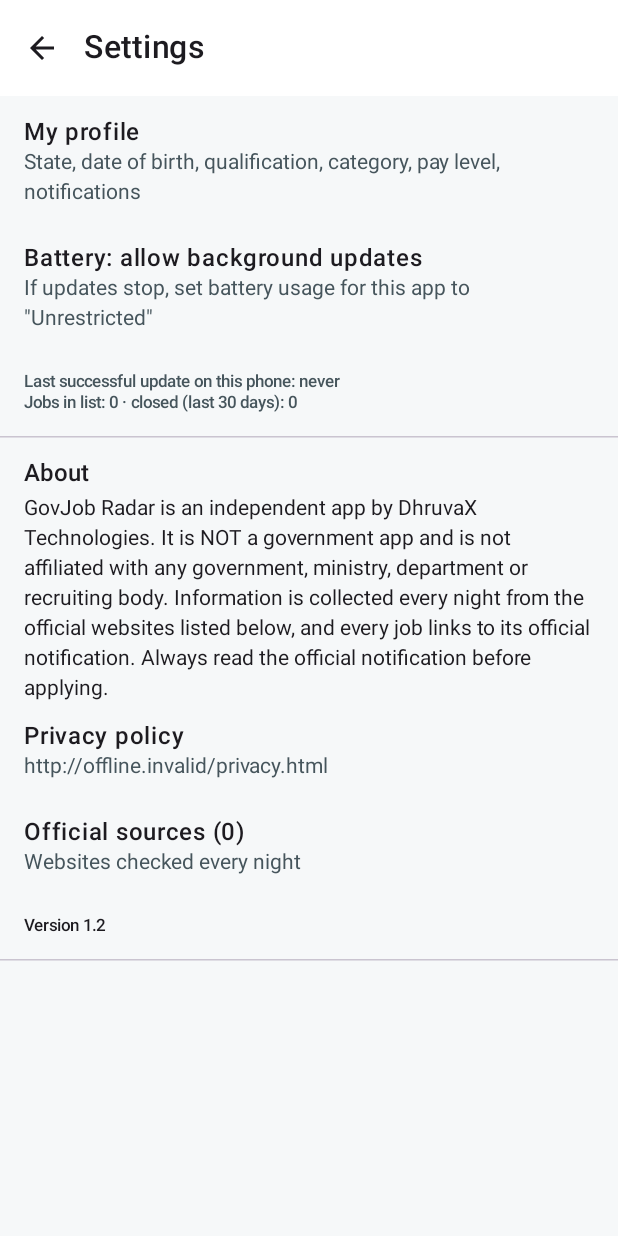
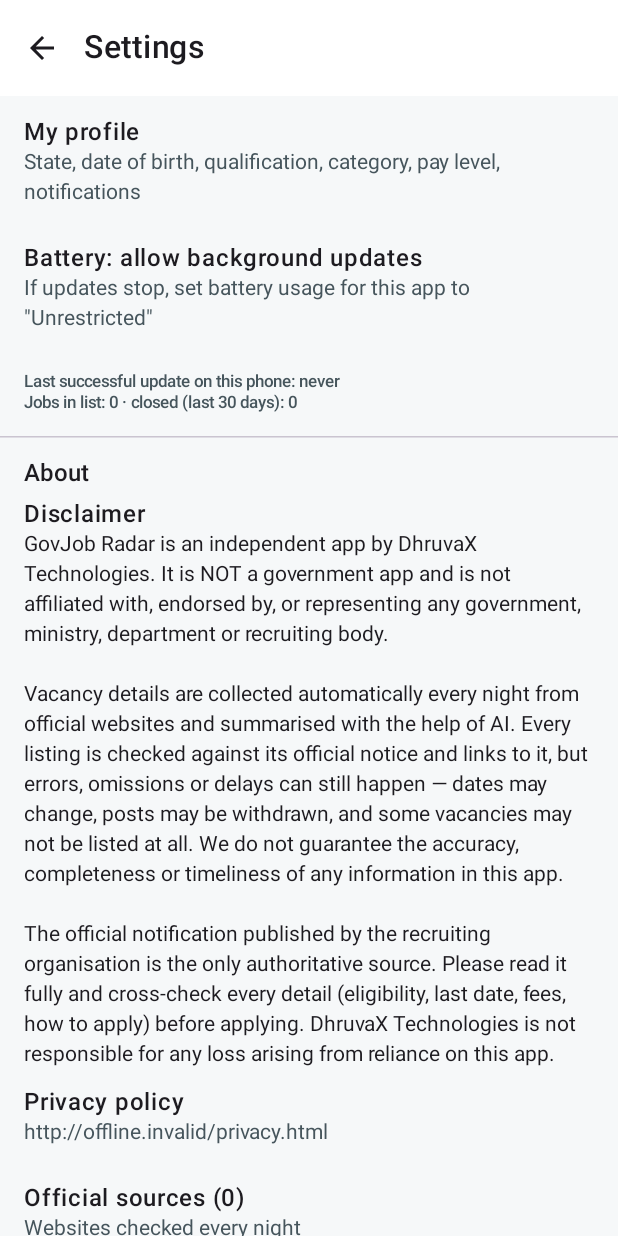
Before and after one commit to raviiist/govjob-radar, an Android app built with Jetpack Compose: the SettingsScreen screen opened through its navigation route, on a phone screen of 412 x 824 dp. Run offline under Robolectric (Android 15) with nearby library versions, the phone set to English and light mode, and no system bars; our stand-ins replace Firebase (no records; nobody signed in at launch, a user with empty details on screens opened directly).

Commit message:
Disclaimer: no-guarantee wording on every job, in Settings, on the website; must be accepted once (onboarding or pop-up)
Co-Authored-By: Claude Opus 5.5 <noreply@anthropic.com>
Claude-Session: https://claude.ai/code/session_01DUY9JX51bXnqmTPp84hDeN

```diff
--- a/android/app/build.gradle.kts
+++ b/android/app/build.gradle.kts
@@ -21,8 +21,8 @@ android {
         applicationId = "com.dhruvaxtechnologies.govjobradar"
         minSdk = 26
         targetSdk = 36
-        versionCode = 3
-        versionName = "1.2"
+        versionCode = 4
+        versionName = "1.3"
 
         buildConfigField("String", "FEED_BASE_URL", cfgStr("FEED_BASE_URL"))
         buildConfigField("String", "ADMIN_EMAIL", cfgStr("ADMIN_EMAIL"))
--- a/android/app/src/main/java/com/dhruvaxtechnologies/govjobradar/data/Prefs.kt
+++ b/android/app/src/main/java/com/dhruvaxtechnologies/govjobradar/data/Prefs.kt
@@ -65,6 +65,10 @@ class Prefs(context: Context) {
         _saved.value = s
     }
 
+    var disclaimerAccepted: Boolean
+        get() = sp.getBoolean("disclaimer_v1", false)
+        set(v) = sp.edit().putBoolean("disclaimer_v1", v).apply()
+
     // --- sync bookkeeping ---
     var lastSyncOk: Long
         get() = sp.getLong("last_sync_ok", 0)
--- a/android/app/src/main/java/com/dhruvaxtechnologies/govjobradar/ui/screens/JobDetailScreen.kt
+++ b/android/app/src/main/java/com/dhruvaxtechnologies/govjobradar/ui/screens/JobDetailScreen.kt
@@ -55,6 +55,7 @@ import com.dhruvaxtechnologies.govjobradar.data.Eligibility
 import com.dhruvaxtechnologies.govjobradar.data.Job
 import com.dhruvaxtechnologies.govjobradar.sync.Scheduler
 import com.dhruvaxtechnologies.govjobradar.ui.Badge
+import com.dhruvaxtechnologies.govjobradar.ui.Disclaimer
 import com.dhruvaxtechnologies.govjobradar.ui.EmptyState
 import com.dhruvaxtechnologies.govjobradar.ui.InfoBanner
 import com.dhruvaxtechnologies.govjobradar.ui.deadlineColor
@@ -172,8 +173,7 @@ fun JobDetailScreen(nav: NavHostController, id: String) {
                 Spacer(Modifier.height(10.dp))
                 Text("Source: ${job.sourceName} · official link checked ${fmtDate(job.verifiedAt)}",
                     style = MaterialTheme.typography.labelSmall, color = MaterialTheme.colorScheme.onSurfaceVariant)
-                Text("Summary prepared automatically from the official notification. The notification is final — " +
-                    "read it fully before applying. GovJob Radar is not a government app.",
+                Text("Summary prepared automatically from the official notification. " + Disclaimer.SHORT,
                     style = MaterialTheme.typography.labelSmall, color = MaterialTheme.colorScheme.onSurfaceVariant)
                 TextButton(onClick = { reporting = true }) {
                     Icon(Icons.Outlined.Flag, null); Spacer(Modifier.width(6.dp)); Text("Report wrong information")
--- a/android/app/src/main/java/com/dhruvaxtechnologies/govjobradar/ui/screens/OnboardingScreen.kt
+++ b/android/app/src/main/java/com/dhruvaxtechnologies/govjobradar/ui/screens/OnboardingScreen.kt
@@ -23,6 +23,7 @@ import androidx.compose.material.icons.outlined.School
 import androidx.compose.material3.Button
 import androidx.compose.material3.Card
 import androidx.compose.material3.CardDefaults
+import androidx.compose.material3.Checkbox
 import androidx.compose.material3.DatePicker
 import androidx.compose.material3.DatePickerDialog
 import androidx.compose.material3.DropdownMenu
@@ -65,6 +66,7 @@ fun OnboardingScreen(editing: Boolean = false, onDone: () -> Unit) {
     var p by remember { mutableStateOf(app.prefs.profile.value) }
     var pickDob by remember { mutableStateOf(false) }
     var stateMenu by remember { mutableStateOf(false) }
+    var accepted by remember { mutableStateOf(false) }
     val permission = rememberLauncherForActivityResult(ActivityResultContracts.RequestPermission()) { }
 
     Scaffold(topBar = {
@@ -132,14 +134,28 @@ fun OnboardingScreen(editing: Boolean = false, onDone: () -> Unit) {
             ToggleRow("Update on Wi-Fi only", p.wifiOnly) { p = p.copy(wifiOnly = it) }
 
             Spacer(Modifier.height(20.dp))
-            Button(onClick = {
+            if (!editing) {
+                Card(colors = CardDefaults.cardColors(containerColor = MaterialTheme.colorScheme.secondaryContainer)) {
+                    Column(Modifier.padding(12.dp)) {
+                        Text("Please read", fontWeight = FontWeight.Bold)
+                        Text(com.dhruvaxtechnologies.govjobradar.ui.Disclaimer.FULL, style = MaterialTheme.typography.bodyMedium)
+                        Row(verticalAlignment = Alignment.CenterVertically) {
+                            Checkbox(accepted, { accepted = it })
+                            Text("I understand and will check the official notification before applying")
+                        }
+                    }
+                }
+                Spacer(Modifier.height(12.dp))
+            }
+            Button(enabled = editing || accepted, onClick = {
                 val wifiChanged = p.wifiOnly != app.prefs.profile.value.wifiOnly
                 app.prefs.saveProfile(p.copy(onboarded = true))
+                if (accepted) app.prefs.disclaimerAccepted = true
                 if (wifiChanged) Scheduler.scheduleNightly(app, p.wifiOnly)
                 if (!editing && Build.VERSION.SDK_INT >= 33) permission.launch(Manifest.permission.POST_NOTIFICATIONS)
                 onDone()
             }, modifier = Modifier.fillMaxWidth()) { Text(if (editing) "Save" else "Start") }
-            if (!editing) TextButton(onClick = { app.prefs.saveProfile(p.copy(onboarded = true)); onDone() },
+            if (!editing) TextButton(enabled = accepted, onClick = { app.prefs.disclaimerAccepted = true; app.prefs.saveProfile(p.copy(onboarded = true)); onDone() },
                 modifier = Modifier.fillMaxWidth()) { Text("Skip for now") }
         }
     }
--- a/android/app/src/main/java/com/dhruvaxtechnologies/govjobradar/ui/screens/SettingsScreen.kt
+++ b/android/app/src/main/java/com/dhruvaxtechnologies/govjobradar/ui/screens/SettingsScreen.kt
@@ -34,6 +34,7 @@ import androidx.navigation.NavHostController
 import com.dhruvaxtechnologies.govjobradar.BuildConfig
 import com.dhruvaxtechnologies.govjobradar.GovJobApp
 import com.dhruvaxtechnologies.govjobradar.sync.Notifier
+import com.dhruvaxtechnologies.govjobradar.ui.Disclaimer
 import com.dhruvaxtechnologies.govjobradar.ui.SectionTitle
 import com.dhruvaxtechnologies.govjobradar.ui.openUrl
 import kotlinx.coroutines.launch
@@ -72,10 +73,8 @@ fun SettingsScreen(nav: NavHostController) {
             HorizontalDivider()
 
             SectionTitle("About")
-            Text("GovJob Radar is an independent app by DhruvaX Technologies. It is NOT a government app and is not affiliated " +
-                "with any government, ministry, department or recruiting body. Information is collected every night from the " +
-                "official websites listed below, and every job links to its official notification. Always read the official " +
-                "notification before applying.", Modifier.padding(horizontal = 16.dp), style = MaterialTheme.typography.bodyMedium)
+            Text("Disclaimer", Modifier.padding(horizontal = 16.dp), fontWeight = FontWeight.SemiBold)
+            Text(Disclaimer.FULL, Modifier.padding(horizontal = 16.dp), style = MaterialTheme.typography.bodyMedium)
             Row("Privacy policy", "$site/privacy.html") { openUrl(ctx, "$site/privacy.html") }
             Row("Official sources (${feed.sources.size})", "Websites checked every night") { }
             feed.sources.sortedBy { it.name }.forEach { s ->
```
Also changed, not shown: android/app/src/main/java/com/dhruvaxtechnologies/govjobradar/ui/Disclaimer.kt (added, +17 -0 lines), android/app/src/main/java/com/dhruvaxtechnologies/govjobradar/ui/screens/HomeScreen.kt (+17 -1 lines), 1 other file.
